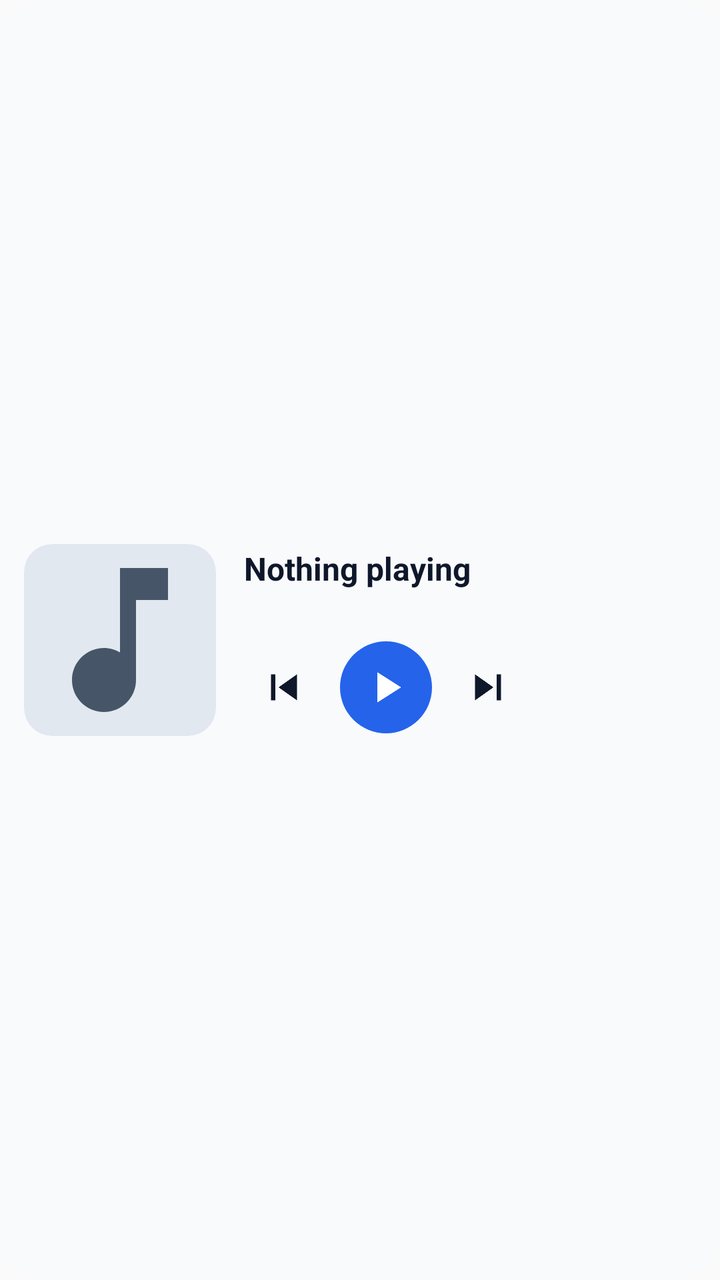
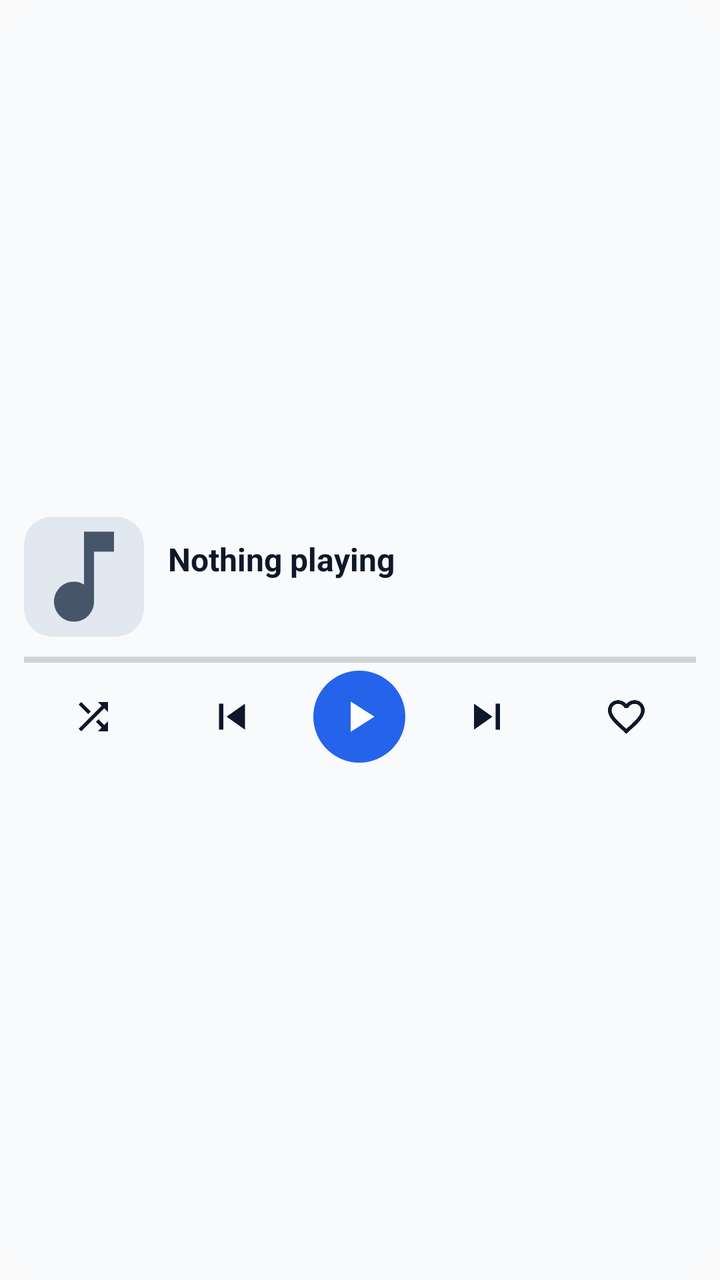

Compare the two renders of this Android layout. The source of the first and the diff that turns it into the second are given below.
<!-- AndroidManifest.xml: application theme Theme.WildMusicPlayer -->
<!-- res/layout/widget_player_large.xml -->
<?xml version="1.0" encoding="utf-8"?>
<LinearLayout xmlns:android="http://schemas.android.com/apk/res/android"
    android:id="@+id/widget_root"
    android:layout_width="match_parent"
    android:layout_height="match_parent"
    android:background="@drawable/widget_background"
    android:gravity="center_vertical"
    android:orientation="horizontal"
    android:padding="12dp">

    <ImageView
        android:id="@+id/widget_cover"
        android:layout_width="96dp"
        android:layout_height="96dp"
        android:background="@drawable/widget_cover_background"
        android:clipToOutline="true"
        android:contentDescription="@string/widget_tap_to_open"
        android:scaleType="centerCrop"
        android:src="@drawable/ic_widget_music" />

    <LinearLayout
        android:layout_width="0dp"
        android:layout_height="wrap_content"
        android:layout_weight="1"
        android:layout_marginStart="14dp"
        android:orientation="vertical">

        <TextView
            android:id="@+id/widget_title"
            android:layout_width="match_parent"
            android:layout_height="wrap_content"
            android:ellipsize="end"
            android:maxLines="2"
            android:text="@string/widget_nothing_playing"
            android:textColor="@color/widget_title"
            android:textSize="16sp"
            android:textStyle="bold" />

        <TextView
            android:id="@+id/widget_artist"
            android:layout_width="match_parent"
            android:layout_height="wrap_content"
            android:ellipsize="end"
            android:maxLines="1"
            android:textColor="@color/widget_subtitle"
            android:textSize="13sp" />

        <LinearLayout
            android:layout_width="wrap_content"
            android:layout_height="wrap_content"
            android:layout_marginTop="8dp"
            android:gravity="center_vertical"
            android:orientation="horizontal">

            <ImageView
                android:id="@+id/widget_previous"
                android:layout_width="40dp"
                android:layout_height="40dp"
                android:contentDescription="Previous"
                android:padding="7dp"
                android:src="@drawable/ic_widget_previous" />

            <ImageView
                android:id="@+id/widget_play"
                android:layout_width="46dp"
                android:layout_height="46dp"
                android:layout_marginStart="8dp"
                android:layout_marginEnd="8dp"
                android:background="@drawable/widget_play_background"
                android:contentDescription="Play or pause"
                android:padding="10dp"
                android:src="@drawable/ic_widget_play" />

            <ImageView
                android:id="@+id/widget_next"
                android:layout_width="40dp"
                android:layout_height="40dp"
                android:contentDescription="Next"
                android:padding="7dp"
                android:src="@drawable/ic_widget_next" />
        </LinearLayout>
    </LinearLayout>
</LinearLayout>
<!-- resources referenced by this layout -->
<resources>
  <color name="widget_subtitle">#475569</color>
  <color name="widget_title">#0F172A</color>
  <!-- drawable ic_widget_next (drawable) -->
  <?xml version="1.0" encoding="utf-8"?>
  <vector xmlns:android="http://schemas.android.com/apk/res/android"
      android:width="24dp" android:height="24dp" android:viewportWidth="24" android:viewportHeight="24"
      android:tint="@color/widget_icon">
      <path android:fillColor="#FFFFFFFF" android:pathData="M6,18l8.5,-6L6,6v12zM16,6v12h2V6h-2z" />
  </vector>
  <!-- drawable ic_widget_play (drawable) -->
  <?xml version="1.0" encoding="utf-8"?>
  <vector xmlns:android="http://schemas.android.com/apk/res/android"
      android:width="24dp" android:height="24dp" android:viewportWidth="24" android:viewportHeight="24"
      android:tint="#FFFFFFFF">
      <path android:fillColor="#FFFFFFFF" android:pathData="M8,5v14l11,-7z" />
  </vector>
  <!-- drawable ic_widget_previous (drawable) -->
  <?xml version="1.0" encoding="utf-8"?>
  <vector xmlns:android="http://schemas.android.com/apk/res/android"
      android:width="24dp" android:height="24dp" android:viewportWidth="24" android:viewportHeight="24"
      android:tint="@color/widget_icon">
      <path android:fillColor="#FFFFFFFF" android:pathData="M6,6h2v12H6zM9.5,12l8.5,6V6z" />
  </vector>
  <!-- drawable widget_background (drawable) -->
  <?xml version="1.0" encoding="utf-8"?>
  <shape xmlns:android="http://schemas.android.com/apk/res/android" android:shape="rectangle">
      <solid android:color="@color/widget_background" />
      <corners android:radius="24dp" />
  </shape>
  <!-- drawable widget_cover_background (drawable) -->
  <?xml version="1.0" encoding="utf-8"?>
  <shape xmlns:android="http://schemas.android.com/apk/res/android" android:shape="rectangle">
      <solid android:color="@color/widget_cover_placeholder" />
      <corners android:radius="14dp" />
  </shape>
  <!-- drawable widget_play_background (drawable) -->
  <?xml version="1.0" encoding="utf-8"?>
  <shape xmlns:android="http://schemas.android.com/apk/res/android" android:shape="oval">
      <solid android:color="#FF2563EB" />
  </shape>
  <string name="widget_nothing_playing">Nothing playing</string>
  <string name="widget_tap_to_open">Tap to open Wild Music Player</string>
  <style name="Theme.WildMusicPlayer" parent="android:Theme.Material.Light.NoActionBar">
          
          <item name="android:statusBarColor">@color/purple_700</item>
      </style>
  <color name="widget_icon">#0F172A</color>
  <color name="widget_background">#F2F8FAFC</color>
  <color name="widget_cover_placeholder">#E2E8F0</color>
  <color name="purple_700">#FF3700B3</color>
  <!-- unchanged entries left out for length: 1 -->
</resources>

<!-- the commit's change to res/layout/widget_player_large.xml (unified diff, before → after) -->
@@ -5,79 +5,115 @@
     android:layout_height="match_parent"
     android:background="@drawable/widget_background"
     android:gravity="center_vertical"
-    android:orientation="horizontal"
+    android:orientation="vertical"
     android:padding="12dp">
 
-    <ImageView
-        android:id="@+id/widget_cover"
-        android:layout_width="96dp"
-        android:layout_height="96dp"
-        android:background="@drawable/widget_cover_background"
-        android:clipToOutline="true"
-        android:contentDescription="@string/widget_tap_to_open"
-        android:scaleType="centerCrop"
-        android:src="@drawable/ic_widget_music" />
+    <LinearLayout
+        android:layout_width="match_parent"
+        android:layout_height="wrap_content"
+        android:gravity="center_vertical"
+        android:orientation="horizontal">
+
+        <ImageView
+            android:id="@+id/widget_cover"
+            android:layout_width="60dp"
+            android:layout_height="60dp"
+            android:background="@drawable/widget_cover_background"
+            android:clipToOutline="true"
+            android:contentDescription="@string/widget_tap_to_open"
+            android:scaleType="centerCrop"
+            android:src="@drawable/ic_widget_music" />
+
+        <LinearLayout
+            android:layout_width="0dp"
+            android:layout_height="wrap_content"
+            android:layout_weight="1"
+            android:layout_marginStart="12dp"
+            android:orientation="vertical">
+
+            <TextView
+                android:id="@+id/widget_title"
+                android:layout_width="match_parent"
+                android:layout_height="wrap_content"
+                android:ellipsize="end"
+                android:maxLines="2"
+                android:text="@string/widget_nothing_playing"
+                android:textColor="@color/widget_title"
+                android:textSize="16sp"
+                android:textStyle="bold" />
+
+            <TextView
+                android:id="@+id/widget_artist"
+                android:layout_width="match_parent"
+                android:layout_height="wrap_content"
+                android:ellipsize="end"
+                android:maxLines="1"
+                android:textColor="@color/widget_subtitle"
+                android:textSize="13sp" />
+        </LinearLayout>
+    </LinearLayout>
+
+    <ProgressBar
+        android:id="@+id/widget_progress"
+        style="?android:attr/progressBarStyleHorizontal"
+        android:layout_width="match_parent"
+        android:layout_height="3dp"
+        android:layout_marginTop="10dp"
+        android:max="1000"
+        android:progress="0" />
 
     <LinearLayout
-        android:layout_width="0dp"
+        android:layout_width="match_parent"
         android:layout_height="wrap_content"
-        android:layout_weight="1"
-        android:layout_marginStart="14dp"
-        android:orientation="vertical">
+        android:layout_marginTop="4dp"
+        android:gravity="center"
+        android:orientation="horizontal">
 
-        <TextView
-            android:id="@+id/widget_title"
-            android:layout_width="match_parent"
-            android:layout_height="wrap_content"
-            android:ellipsize="end"
-            android:maxLines="2"
-            android:text="@string/widget_nothing_playing"
-            android:textColor="@color/widget_title"
-            android:textSize="16sp"
-            android:textStyle="bold" />
+        <ImageView
+            android:id="@+id/widget_shuffle"
+            android:layout_width="0dp"
+            android:layout_height="40dp"
+            android:layout_weight="1"
+            android:contentDescription="Shuffle"
+            android:padding="9dp"
+            android:src="@drawable/ic_widget_shuffle" />
 
-        <TextView
-            android:id="@+id/widget_artist"
-            android:layout_width="match_parent"
-            android:layout_height="wrap_content"
-            android:ellipsize="end"
-            android:maxLines="1"
-            android:textColor="@color/widget_subtitle"
-            android:textSize="13sp" />
+        <ImageView
+            android:id="@+id/widget_previous"
+            android:layout_width="0dp"
+            android:layout_height="40dp"
+            android:layout_weight="1"
+            android:contentDescription="Previous"
+            android:padding="7dp"
+            android:src="@drawable/ic_widget_previous" />
 
-        <LinearLayout
-            android:layout_width="wrap_content"
-            android:layout_height="wrap_content"
-            android:layout_marginTop="8dp"
-            android:gravity="center_vertical"
-            android:orientation="horizontal">
+        <ImageView
+            android:id="@+id/widget_play"
+            android:layout_width="46dp"
+            android:layout_height="46dp"
+            android:layout_marginStart="6dp"
+            android:layout_marginEnd="6dp"
+            android:background="@drawable/widget_play_background"
+            android:contentDescription="Play or pause"
+            android:padding="10dp"
+            android:src="@drawable/ic_widget_play" />
 
-            <ImageView
-                android:id="@+id/widget_previous"
-                android:layout_width="40dp"
-                android:layout_height="40dp"
-                android:contentDescription="Previous"
-                android:padding="7dp"
-                android:src="@drawable/ic_widget_previous" />
+        <ImageView
+            android:id="@+id/widget_next"
+            android:layout_width="0dp"
+            android:layout_height="40dp"
+            android:layout_weight="1"
+            android:contentDescription="Next"
+            android:padding="7dp"
+            android:src="@drawable/ic_widget_next" />
 
-            <ImageView
-                android:id="@+id/widget_play"
-                android:layout_width="46dp"
-                android:layout_height="46dp"
-                android:layout_marginStart="8dp"
-                android:layout_marginEnd="8dp"
-                android:background="@drawable/widget_play_background"
-                android:contentDescription="Play or pause"
-                android:padding="10dp"
-                android:src="@drawable/ic_widget_play" />
-
-            <ImageView
-                android:id="@+id/widget_next"
-                android:layout_width="40dp"
-                android:layout_height="40dp"
-                android:contentDescription="Next"
-                android:padding="7dp"
-                android:src="@drawable/ic_widget_next" />
-        </LinearLayout>
+        <ImageView
+            android:id="@+id/widget_favorite"
+            android:layout_width="0dp"
+            android:layout_height="40dp"
+            android:layout_weight="1"
+            android:contentDescription="Favorite"
+            android:padding="9dp"
+            android:src="@drawable/ic_widget_heart" />
     </LinearLayout>
 </LinearLayout>
<!-- resource entries referenced after the edit -->
@@ -2,6 +2,13 @@
 <resources>
   <color name="widget_subtitle">#475569</color>
   <color name="widget_title">#0F172A</color>
+  <!-- drawable ic_widget_heart (drawable) -->
+  <?xml version="1.0" encoding="utf-8"?>
+  <vector xmlns:android="http://schemas.android.com/apk/res/android"
+      android:width="24dp" android:height="24dp" android:viewportWidth="24" android:viewportHeight="24"
+      android:tint="@color/widget_icon">
+      <path android:fillColor="#FFFFFFFF" android:pathData="M16.5,3c-1.74,0 -3.41,0.81 -4.5,2.09C10.91,3.81 9.24,3 7.5,3 4.42,3 2,5.42 2,8.5c0,3.78 3.4,6.86 8.55,11.54L12,21.35l1.45,-1.32C18.6,15.36 22,12.28 22,8.5 22,5.42 19.58,3 16.5,3zM12.1,18.55l-0.1,0.1 -0.1,-0.1C7.14,14.24 4,11.39 4,8.5 4,6.5 5.5,5 7.5,5c1.54,0 3.04,0.99 3.57,2.36h1.87C13.46,5.99 14.96,5 16.5,5c2,0 3.5,1.5 3.5,3.5 0,2.89 -3.14,5.74 -7.9,10.05z" />
+  </vector>
   <!-- drawable ic_widget_next (drawable) -->
   <?xml version="1.0" encoding="utf-8"?>
   <vector xmlns:android="http://schemas.android.com/apk/res/android"
@@ -22,6 +29,13 @@
       android:width="24dp" android:height="24dp" android:viewportWidth="24" android:viewportHeight="24"
       android:tint="@color/widget_icon">
       <path android:fillColor="#FFFFFFFF" android:pathData="M6,6h2v12H6zM9.5,12l8.5,6V6z" />
+  </vector>
+  <!-- drawable ic_widget_shuffle (drawable) -->
+  <?xml version="1.0" encoding="utf-8"?>
+  <vector xmlns:android="http://schemas.android.com/apk/res/android"
+      android:width="24dp" android:height="24dp" android:viewportWidth="24" android:viewportHeight="24"
+      android:tint="@color/widget_icon">
+      <path android:fillColor="#FFFFFFFF" android:pathData="M10.59,9.17L5.41,4 4,5.41l5.17,5.17 1.42,-1.41zM14.5,4l2.04,2.04L4,18.59 5.41,20 17.96,7.46 20,9.5L20,4h-5.5zM14.83,13.41l-1.41,1.41 3.13,3.13L14.5,20L20,20v-5.5l-2.04,2.04 -3.13,-3.13z" />
   </vector>
   <!-- drawable widget_background (drawable) -->
   <?xml version="1.0" encoding="utf-8"?>
